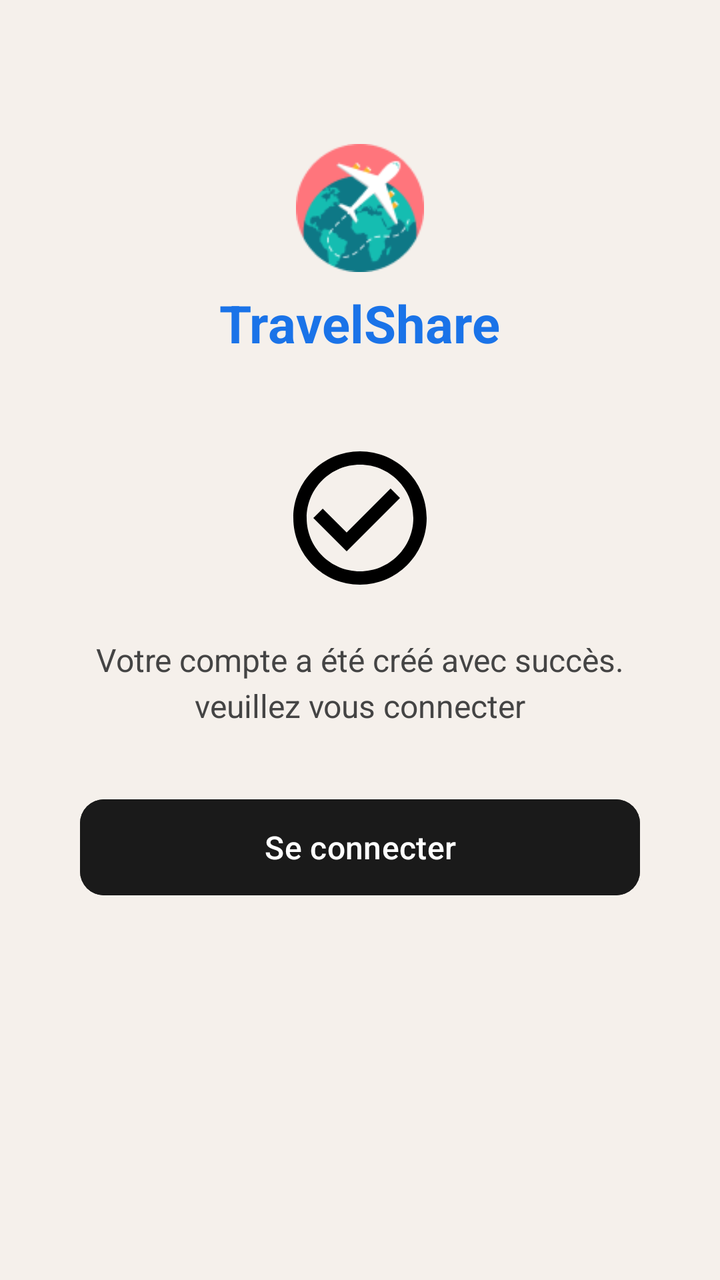
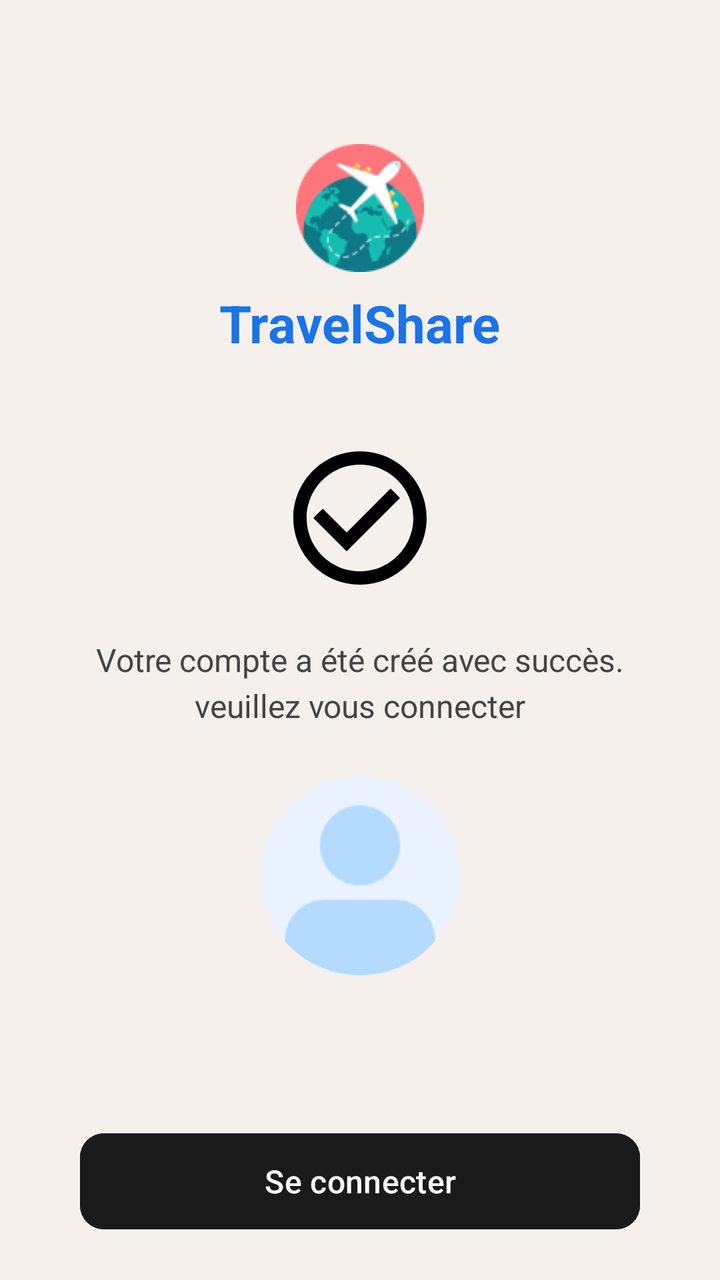

The first picture is an Android layout as it rendered before a commit; the second is the same layout after the commit. The layout source and the unified diff follow.
<!-- AndroidManifest.xml: application theme Theme.Traveling -->
<!-- res/layout/activity_register_success.xml -->
<?xml version="1.0" encoding="utf-8"?>
<androidx.constraintlayout.widget.ConstraintLayout
    xmlns:android="http://schemas.android.com/apk/res/android"
    xmlns:app="http://schemas.android.com/apk/res-auto"
    android:id="@+id/main"
    android:layout_width="match_parent"
    android:layout_height="match_parent"
    android:background="#F5F0EB"
    android:padding="24dp">

    
    <ImageView
        android:id="@+id/ivLogo"
        android:layout_width="64dp"
        android:layout_height="64dp"
        android:src="@drawable/ic_travelshare_logo"
        android:contentDescription="TravelShare Logo"
        app:layout_constraintTop_toTopOf="parent"
        app:layout_constraintStart_toStartOf="parent"
        app:layout_constraintEnd_toEndOf="parent"
        android:layout_marginTop="48dp"/>

    <TextView
        android:id="@+id/tvAppName"
        android:layout_width="wrap_content"
        android:layout_height="wrap_content"
        android:text="TravelShare"
        android:textSize="26sp"
        android:textStyle="bold"
        android:textColor="#1A73E8"
        app:layout_constraintTop_toBottomOf="@id/ivLogo"
        app:layout_constraintStart_toStartOf="parent"
        app:layout_constraintEnd_toEndOf="parent"
        android:layout_marginTop="8dp"/>

    
    <ImageView
        android:id="@+id/ivSuccess"
        android:layout_width="80dp"
        android:layout_height="80dp"
        android:src="@drawable/ic_check_circle"
        app:layout_constraintTop_toBottomOf="@id/tvAppName"
        app:layout_constraintStart_toStartOf="parent"
        app:layout_constraintEnd_toEndOf="parent"
        android:layout_marginTop="40dp"/>

    
    <TextView
        android:id="@+id/tvSuccess"
        android:layout_width="0dp"
        android:layout_height="wrap_content"
        android:text="Votre compte a été créé avec succès.\nveuillez vous connecter"
        android:textSize="16sp"
        android:textColor="#444444"
        android:gravity="center"
        android:lineSpacingExtra="4dp"
        app:layout_constraintTop_toBottomOf="@id/ivSuccess"
        app:layout_constraintStart_toStartOf="parent"
        app:layout_constraintEnd_toEndOf="parent"
        android:layout_marginTop="20dp"/>

    
    <com.google.android.material.button.MaterialButton
        android:id="@+id/btnLogin"
        android:layout_width="0dp"
        android:layout_height="56dp"
        android:text="Se connecter"
        android:textSize="16sp"
        android:textColor="@android:color/white"
        android:backgroundTint="#1A1A1A"
        app:cornerRadius="12dp"
        app:layout_constraintTop_toBottomOf="@id/tvSuccess"
        app:layout_constraintStart_toStartOf="parent"
        app:layout_constraintEnd_toEndOf="parent"
        android:layout_marginTop="32dp"
        android:layout_marginStart="16dp"
        android:layout_marginEnd="16dp"/>

</androidx.constraintlayout.widget.ConstraintLayout>
<!-- resources referenced by this layout -->
<resources>
  <!-- drawable ic_check_circle (drawable) -->
  <vector xmlns:android="http://schemas.android.com/apk/res/android" android:height="24dp" android:tint="#000000" android:viewportHeight="24" android:viewportWidth="24" android:width="24dp">
        
      <path android:fillColor="@android:color/white" android:pathData="M16.59,7.58L10,14.17l-3.59,-3.58L5,12l5,5 8,-8zM12,2C6.48,2 2,6.48 2,12s4.48,10 10,10 10,-4.48 10,-10S17.52,2 12,2zM12,20c-4.42,0 -8,-3.58 -8,-8s3.58,-8 8,-8 8,3.58 8,8 -3.58,8 -8,8z"/>
      
  </vector>
  <!-- drawable ic_travelshare_logo: png bitmap (drawable, 5466 bytes) -->
  <style name="Theme.Traveling" parent="Base.Theme.Traveling" />
  <style name="Base.Theme.Traveling" parent="Theme.Material3.DayNight.NoActionBar">
          
          
      </style>
</resources>

<!-- the commit's change to res/layout/activity_register_success.xml (unified diff, before → after) -->
@@ -59,6 +59,33 @@
         app:layout_constraintEnd_toEndOf="parent"
         android:layout_marginTop="20dp"/>
 
+    <com.google.android.material.imageview.ShapeableImageView
+        android:id="@+id/ivAvatarSuccess"
+        android:layout_width="100dp"
+        android:layout_height="100dp"
+        android:src="@drawable/ic_default_avatar"
+        android:layout_marginTop="24dp"
+        android:scaleType="centerCrop"
+        app:shapeAppearanceOverlay="@style/CircleImageView"
+        app:layout_constraintTop_toBottomOf="@id/tvSuccess"
+        app:layout_constraintStart_toStartOf="parent"
+        app:layout_constraintEnd_toEndOf="parent"/>
+
+    
+    <TextView
+        android:id="@+id/tvRecap"
+        android:layout_width="0dp"
+        android:layout_height="wrap_content"
+        android:text=""
+        android:textSize="14sp"
+        android:textColor="#1A1A1A"
+        android:lineSpacingExtra="4dp"
+        app:layout_constraintTop_toBottomOf="@id/ivAvatarSuccess"
+        app:layout_constraintStart_toStartOf="parent"
+        app:layout_constraintEnd_toEndOf="parent"
+        android:layout_marginTop="24dp"
+        android:layout_marginLeft="20dp"/>
+
     
     <com.google.android.material.button.MaterialButton
         android:id="@+id/btnLogin"
@@ -69,7 +96,7 @@
         android:textColor="@android:color/white"
         android:backgroundTint="#1A1A1A"
         app:cornerRadius="12dp"
-        app:layout_constraintTop_toBottomOf="@id/tvSuccess"
+        app:layout_constraintTop_toBottomOf="@id/tvRecap"
         app:layout_constraintStart_toStartOf="parent"
         app:layout_constraintEnd_toEndOf="parent"
         android:layout_marginTop="32dp"
<!-- resource entries referenced after the edit -->
@@ -6,7 +6,12 @@
       <path android:fillColor="@android:color/white" android:pathData="M16.59,7.58L10,14.17l-3.59,-3.58L5,12l5,5 8,-8zM12,2C6.48,2 2,6.48 2,12s4.48,10 10,10 10,-4.48 10,-10S17.52,2 12,2zM12,20c-4.42,0 -8,-3.58 -8,-8s3.58,-8 8,-8 8,3.58 8,8 -3.58,8 -8,8z"/>
       
   </vector>
+  <!-- drawable ic_default_avatar: png bitmap (drawable, 2579 bytes) -->
   <!-- drawable ic_travelshare_logo: png bitmap (drawable, 5466 bytes) -->
+  <style name="CircleImageView">
+          <item name="cornerFamily">rounded</item>
+          <item name="cornerSize">50%</item>
+      </style>
   <style name="Theme.Traveling" parent="Base.Theme.Traveling" />
   <style name="Base.Theme.Traveling" parent="Theme.Material3.DayNight.NoActionBar">
           
